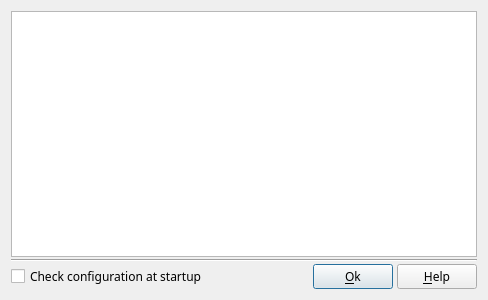
Above: src/sharedfiles/DlgCheckConfig.ui from boenki/ffdiaporama before the change. Below: the same form after it.
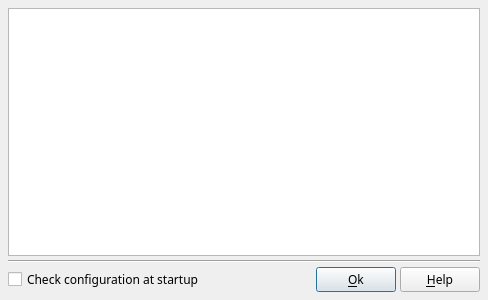
That is the form after the change. Icons and pictures are not drawn.

```diff
--- a/src/sharedfiles/DlgCheckConfig.ui
+++ b/src/sharedfiles/DlgCheckConfig.ui
@@ -23,7 +23,10 @@
   </property>
   <layout class="QVBoxLayout" name="verticalLayout">
    <property name="spacing">
-    <number>2</number>
+    <number>4</number>
+   </property>
+   <property name="margin">
+    <number>8</number>
    </property>
    <item>
     <widget class="QListWidget" name="ListWidget"/>
```
Left out of the diff: 9 changed lines with no effect on the pictures.
